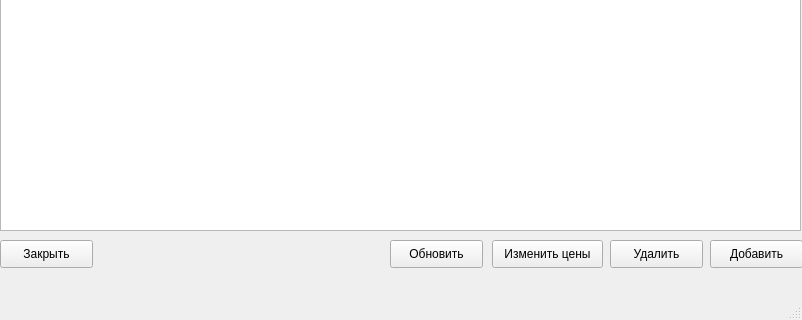
First picture: the form in session_1/window_1.ui, repository BagrKonstantin/petshop, before the edit; both pictures show x 0 to 802 and y 190 to 510 of the 802 by 510 pixel window.
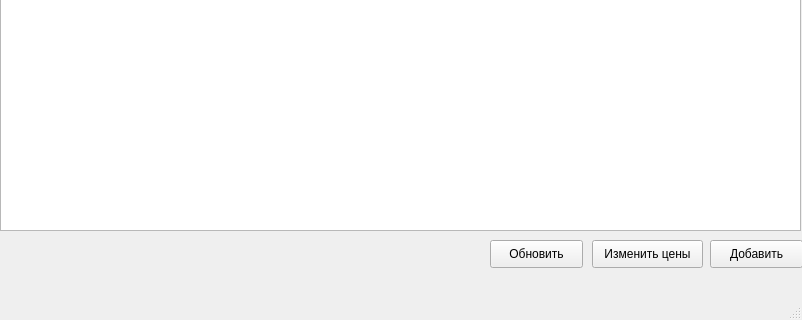
Second picture: the form after the edit.

```diff
--- a/session_1/window_1.ui
+++ b/session_1/window_1.ui
@@ -57,36 +57,10 @@
      <string>Добавить</string>
     </property>
    </widget>
-   <widget class="QPushButton" name="pushButton_close">
-    <property name="geometry">
-     <rect>
-      <x>0</x>
-      <y>430</y>
-      <width>93</width>
-      <height>28</height>
-     </rect>
-    </property>
-    <property name="text">
-     <string>Закрыть</string>
-    </property>
-   </widget>
-   <widget class="QPushButton" name="pushButton_del">
-    <property name="geometry">
-     <rect>
-      <x>610</x>
-      <y>430</y>
-      <width>93</width>
-      <height>28</height>
-     </rect>
-    </property>
-    <property name="text">
-     <string>Удалить</string>
-    </property>
-   </widget>
    <widget class="QPushButton" name="pushButton_change_price">
     <property name="geometry">
      <rect>
-      <x>492</x>
+      <x>592</x>
       <y>430</y>
       <width>111</width>
       <height>28</height>
@@ -99,7 +73,7 @@
    <widget class="QPushButton" name="pushButton_update">
     <property name="geometry">
      <rect>
-      <x>390</x>
+      <x>490</x>
       <y>430</y>
       <width>93</width>
       <height>28</height>
```
Left out of the diff: 3 changed lines with no effect on the pictures.
